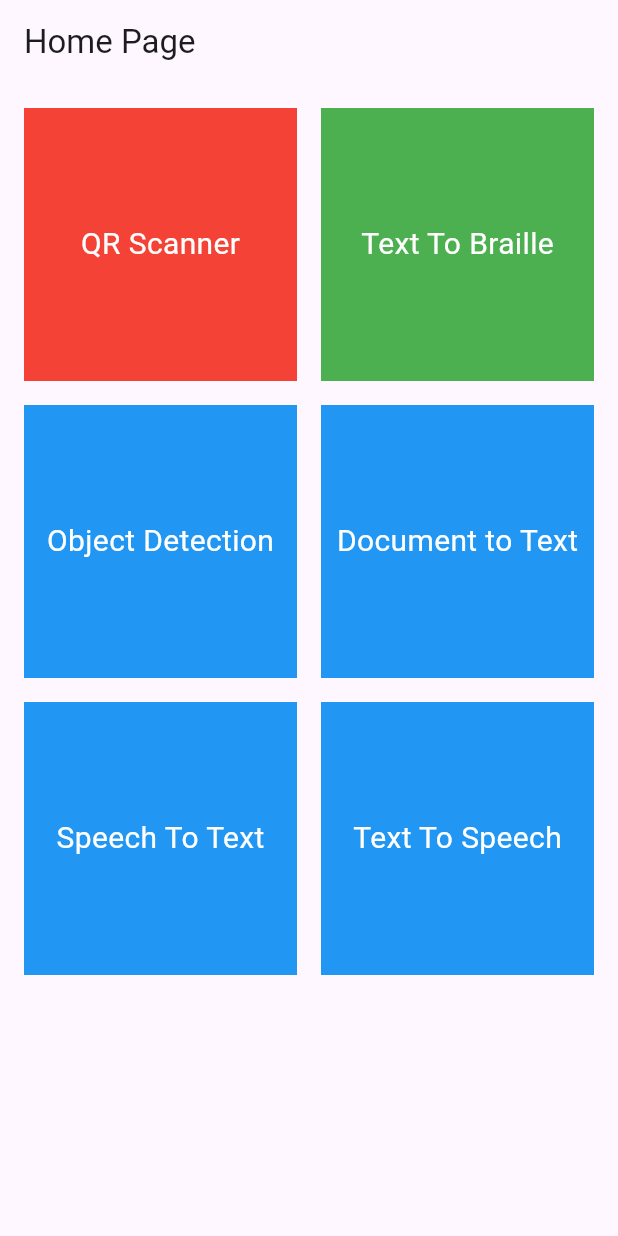
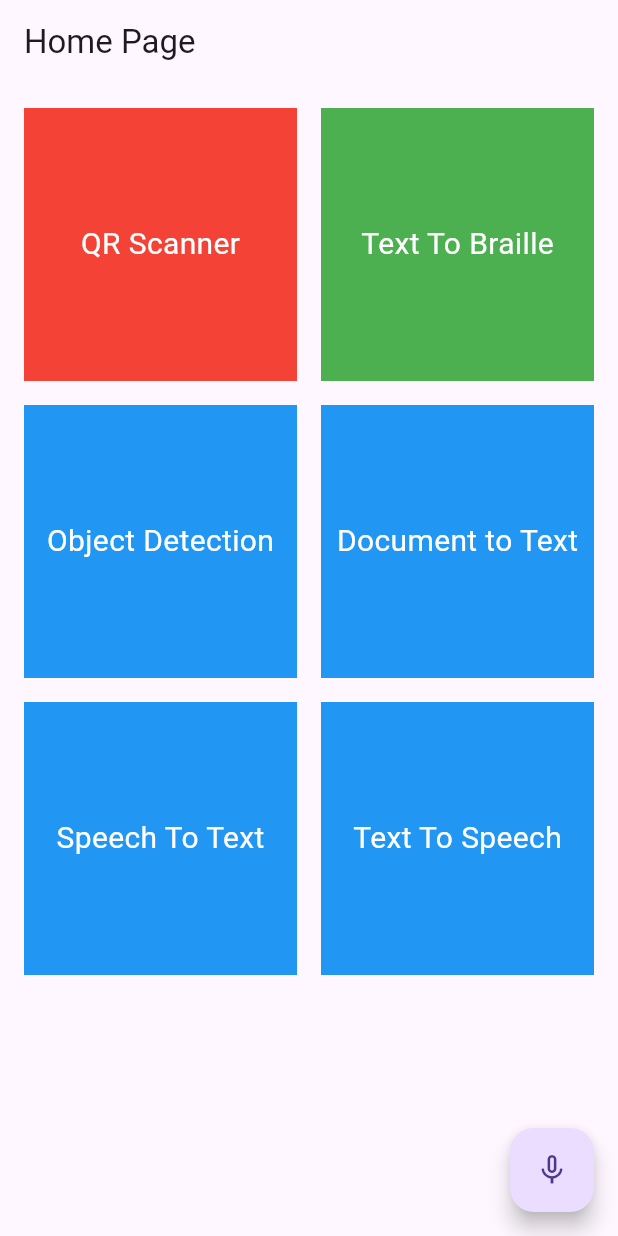
Before and after one commit to Varun-Kolanu/sight_companion, a Flutter app: the screen it shows after launch, on a phone screen of 412 x 824 dp. Run offline on Flutter 3.47's test engine with Material 3 defaults, Android fonts, the phone set to English and light mode, and no system bars; our stand-ins replace flutter_tts, image_picker, palette_generator, speech_to_text; missing offline and left inert: google_mlkit_text_recognition, simple_barcode_scanner, tflite_v2.

Commit message:
add: Navigation by voice

```diff
--- /dev/null
+++ b/lib/components/listening_floating.dart
@@ -0,0 +1,59 @@
+import 'package:flutter/material.dart';
+import 'package:sight_companion/utils/speech_to_text.dart';
+import 'package:sight_companion/utils/stt_state.dart';
+
+class ListeningFloatingActionButton extends StatefulWidget {
+  const ListeningFloatingActionButton({super.key});
+
+  @override
+  State<ListeningFloatingActionButton> createState() =>
+      _ListeningFloatingActionButtonState();
+}
+
+class _ListeningFloatingActionButtonState
+    extends State<ListeningFloatingActionButton> {
+  final MyStt _stt = MyStt();
+  SttState _status = SttState.stopped;
+  String _text = "";
+
+  @override
+  void initState() {
+    super.initState();
+    _stt.callback = _onSpeechResult;
+  }
+
+  void _onSpeechResult(String text, SttState status, String emitted) {
+    setState(() {
+      _status = status;
+      if (emitted != 'done') {
+        _text = text;
+      }
+    });
+
+    // Check if the last words contain keywords 'QR' or 'Bar code scanner'
+    if (emitted == 'done') {
+      if (_text.contains('QR') || _text.contains('Bar code')) {
+        _text = '';
+        setState(() {});
+        Navigator.pushNamed(context, '/barcode');
+      }
+    }
+  }
+
+  Future<void> _handleButtonClick() async {
+    if (_status != SttState.listening) {
+      await _stt.startListening();
+    } else {
+      await _stt.stopListening();
+    }
+  }
+
+  @override
+  Widget build(BuildContext context) {
+    return FloatingActionButton(
+      onPressed: _handleButtonClick,
+      tooltip: 'Start/Stop Listening',
+      child: Icon(_status == SttState.listening ? Icons.mic : Icons.mic_none),
+    );
+  }
+}
--- /dev/null
+++ b/lib/components/medium_button.dart
@@ -0,0 +1,35 @@
+import 'package:flutter/material.dart';
+
+class MediumButton extends StatelessWidget {
+  final Color color;
+  final String text;
+  final VoidCallback onTap;
+
+  const MediumButton({
+    super.key,
+    required this.color,
+    required this.text,
+    required this.onTap,
+  });
+
+  @override
+  Widget build(BuildContext context) {
+    return GestureDetector(
+      onTap: onTap,
+      child: Container(
+        width: 150,
+        height: 150,
+        color: color,
+        child: Center(
+          child: Text(
+            text,
+            style: const TextStyle(
+              fontSize: 20,
+              color: Colors.white,
+            ),
+          ),
+        ),
+      ),
+    );
+  }
+}
--- a/lib/main.dart
+++ b/lib/main.dart
@@ -1,5 +1,6 @@
 import 'dart:core';
 import 'package:flutter/material.dart';
+import 'package:sight_companion/pages/Home.dart';
 import 'package:sight_companion/pages/bar_code_scanner.dart';
 import 'package:sight_companion/pages/braille_reader.dart';
 import 'package:sight_companion/pages/object_detection.dart';
@@ -40,107 +41,3 @@ class MyApp extends StatelessWidget {
     );
   }
 }
-
-class HomePage extends StatelessWidget {
-  const HomePage({super.key});
-  @override
-  Widget build(BuildContext context) {
-    return Scaffold(
-      appBar: AppBar(
-        title: const Text('Home Page'),
-      ),
-      body: SingleChildScrollView(
-        child: Center(
-          child: Padding(
-            padding: const EdgeInsets.all(16),
-            child: GridView.count(
-              crossAxisCount: 2,
-              crossAxisSpacing: 16,
-              mainAxisSpacing: 16,
-              shrinkWrap: true,
-              children: [
-                MediumButton(
-                  color: Colors.red,
-                  text: 'QR Scanner',
-                  onTap: () {
-                    Navigator.pushNamed(context, '/barcode');
-                  },
-                ),
-                MediumButton(
-                  color: Colors.green,
-                  text: 'Text To Braille',
-                  onTap: () {
-                    Navigator.pushNamed(context, '/braille');
-                  },
-                ),
-                MediumButton(
-                  color: Colors.blue,
-                  text: 'Object Detection',
-                  onTap: () {
-                    Navigator.pushNamed(context, '/object_detection');
-                  },
-                ),
-                MediumButton(
-                  color: Colors.blue,
-                  text: 'Document to Text',
-                  onTap: () {
-                    Navigator.pushNamed(context, '/ocr');
-                  },
-                ),
-                MediumButton(
-                  color: Colors.blue,
-                  text: 'Speech To Text',
-                  onTap: () {
-                    Navigator.pushNamed(context, '/speech_to_text');
-                  },
-                ),
-                MediumButton(
-                  color: Colors.blue,
-                  text: 'Text To Speech',
-                  onTap: () {
-                    Navigator.pushNamed(context, '/text_to_speech');
-                  },
-                ),
-              ],
-            ),
-          ),
-        ),
-      ),
-      // floatingActionButton: SpeechActionButton(),
-    );
-  }
-}
-
-class MediumButton extends StatelessWidget {
-  final Color color;
-  final String text;
-  final VoidCallback onTap;
-
-  const MediumButton({
-    super.key,
-    required this.color,
-    required this.text,
-    required this.onTap,
-  });
-
-  @override
-  Widget build(BuildContext context) {
-    return GestureDetector(
-      onTap: onTap,
-      child: Container(
-        width: 150,
-        height: 150,
-        color: color,
-        child: Center(
-          child: Text(
-            text,
-            style: const TextStyle(
-              fontSize: 20,
-              color: Colors.white,
-            ),
-          ),
-        ),
-      ),
-    );
-  }
-}
--- /dev/null
+++ b/lib/pages/home.dart
@@ -0,0 +1,73 @@
+import 'package:flutter/material.dart';
+import 'package:sight_companion/components/listening_floating.dart';
+import 'package:sight_companion/components/medium_button.dart';
+
+class HomePage extends StatelessWidget {
+  const HomePage({super.key});
+  @override
+  Widget build(BuildContext context) {
+    return Scaffold(
+      appBar: AppBar(
+        title: const Text('Home Page'),
+      ),
+      body: SingleChildScrollView(
+        child: Center(
+          child: Padding(
+            padding: const EdgeInsets.all(16),
+            child: GridView.count(
+              crossAxisCount: 2,
+              crossAxisSpacing: 16,
+              mainAxisSpacing: 16,
+              shrinkWrap: true,
+              children: [
+                MediumButton(
+                  color: Colors.red,
+                  text: 'QR Scanner',
+                  onTap: () {
+                    Navigator.pushNamed(context, '/barcode');
+                  },
+                ),
+                MediumButton(
+                  color: Colors.green,
+                  text: 'Text To Braille',
+                  onTap: () {
+                    Navigator.pushNamed(context, '/braille');
+                  },
+                ),
+                MediumButton(
+                  color: Colors.blue,
+                  text: 'Object Detection',
+                  onTap: () {
+                    Navigator.pushNamed(context, '/object_detection');
+                  },
+                ),
+                MediumButton(
+                  color: Colors.blue,
+                  text: 'Document to Text',
+                  onTap: () {
+                    Navigator.pushNamed(context, '/ocr');
+                  },
+                ),
+                MediumButton(
+                  color: Colors.blue,
+                  text: 'Speech To Text',
+                  onTap: () {
+                    Navigator.pushNamed(context, '/speech_to_text');
+                  },
+                ),
+                MediumButton(
+                  color: Colors.blue,
+                  text: 'Text To Speech',
+                  onTap: () {
+                    Navigator.pushNamed(context, '/text_to_speech');
+                  },
+                ),
+              ],
+            ),
+          ),
+        ),
+      ),
+      floatingActionButton: const ListeningFloatingActionButton(),
+    );
+  }
+}
--- a/lib/utils/speech_to_text.dart
+++ b/lib/utils/speech_to_text.dart
@@ -3,7 +3,10 @@ import 'package:speech_to_text/speech_to_text.dart';
 import 'package:speech_to_text/speech_recognition_result.dart';
 
 typedef SpeechRecognitionResultCallback = void Function(
-    String text, SttState status);
+  String text,
+  SttState status,
+  String emitted,
+);
 
 class MyStt {
   late SpeechToText stt;
@@ -28,13 +31,17 @@ class MyStt {
         onStatus: (status) {
           print('status: $status');
           if (status == 'done') {
-            callback?.call(lastWords, SttState.stopped);
+            lastWords = "";
+            callback?.call(lastWords, SttState.stopped, 'done');
+          } else {
+            callback?.call(lastWords, SttState.listening, 'listening');
           }
           hasSpeech = true;
         },
         onError: (error) {
           print('error: $error');
-          callback?.call(lastWords, SttState.stopped);
+          lastWords = "";
+          callback?.call(lastWords, SttState.stopped, 'stop');
           hasSpeech = false;
         },
       );
@@ -55,7 +62,7 @@ class MyStt {
         onResult: (SpeechRecognitionResult result) {
           lastWords = result.recognizedWords;
           print(result.recognizedWords);
-          callback?.call(result.recognizedWords, SttState.listening);
+          callback?.call(result.recognizedWords, SttState.listening, 'result');
         },
         listenOptions: listenOptions);
   }
@@ -63,5 +70,7 @@ class MyStt {
   Future<void> stopListening() async {
     await stt.stop();
     print("Stopped Listening...");
+    lastWords = "";
+    callback?.call(lastWords, SttState.stopped, 'done');
   }
 }
```
Also changed, not shown: lib/pages/speech_to_text_page.dart (+1 -10 lines).
